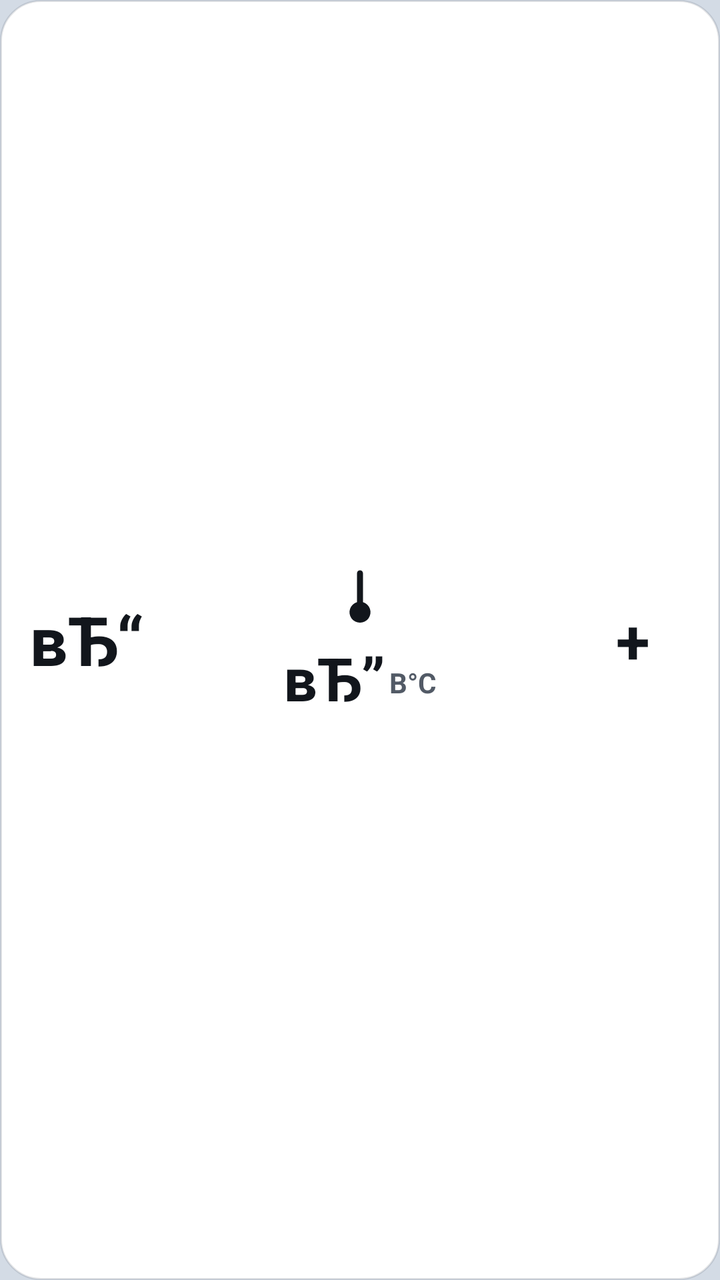
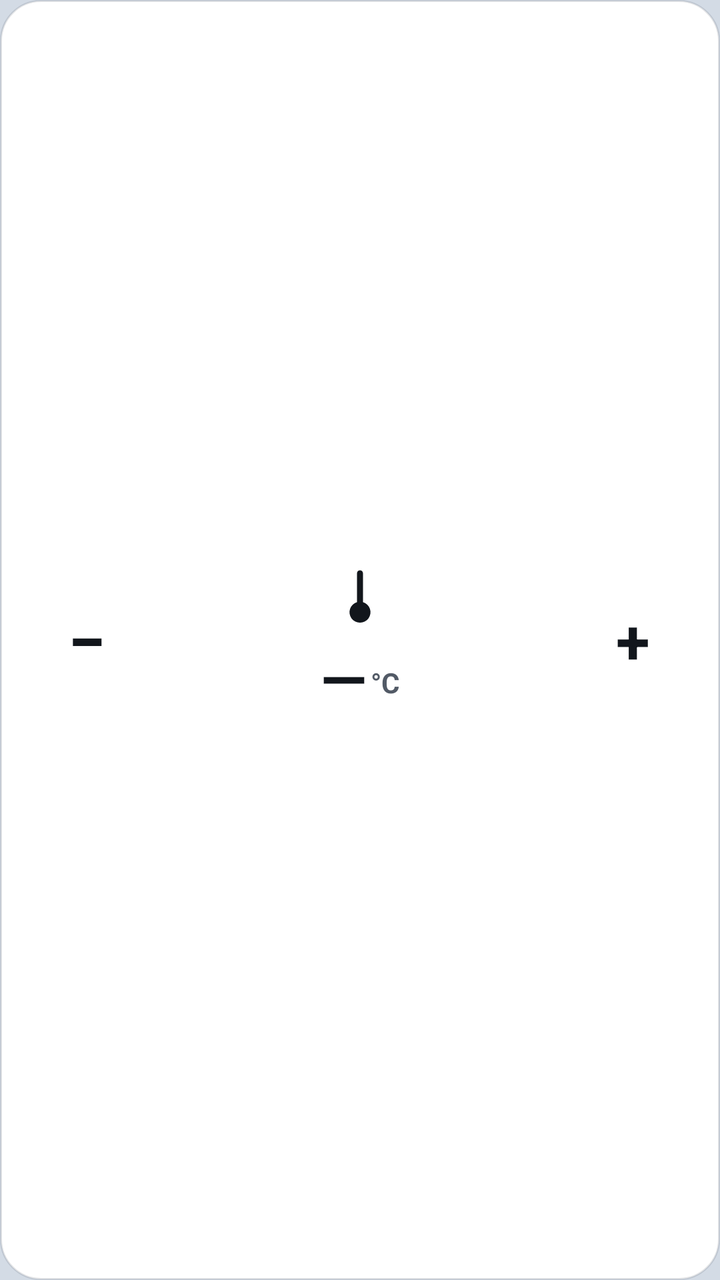

The first picture is an Android layout as it rendered before a commit; the second is the same layout after the commit. The layout source and the unified diff follow.
<!-- AndroidManifest.xml: application theme Theme.EX2ToolsIV -->
<!-- res/layout/widget_temperature.xml -->
<?xml version="1.0" encoding="utf-8"?>
<FrameLayout
    android:id="@+id/widget_root" xmlns:android="http://schemas.android.com/apk/res/android"
    android:layout_width="match_parent"
    android:layout_height="match_parent">
    <TextView
        android:id="@+id/widget_bg_layer"
        android:background="@drawable/widget_card_bg_100"
        android:layout_width="match_parent"
        android:layout_height="match_parent"
        android:text=""/>
    <LinearLayout
        android:gravity="center_vertical"
        android:orientation="horizontal"
        android:padding="10dp"
        android:layout_width="match_parent"
        android:layout_height="match_parent">
        <TextView
            android:textSize="34sp"
            android:textStyle="bold"
            android:textColor="@color/cx_text_primary"
            android:gravity="center"
            android:id="@+id/btn_temp_minus"
            android:background="@drawable/btn_circle"
            android:layout_width="67dp"
            android:layout_height="67dp"
            android:text="вЂ“"/>
        <LinearLayout
            android:gravity="center"
            android:orientation="vertical"
            android:id="@+id/temp_mid_col"
            android:layout_width="0dp"
            android:layout_height="match_parent"
            android:layout_weight="1">
            <ImageView
                android:id="@+id/temp_icon"
                android:layout_width="36dp"
                android:layout_height="36dp"
                android:layout_marginBottom="2dp"
                android:src="@drawable/ic_widget_thermometer"/>
            <LinearLayout
                android:gravity="bottom"
                android:orientation="horizontal"
                android:layout_width="wrap_content"
                android:layout_height="wrap_content">
                <TextView
                    android:textSize="30sp"
                    android:textStyle="bold"
                    android:textColor="@color/cx_text_primary"
                    android:id="@+id/tv_temp_value"
                    android:layout_width="wrap_content"
                    android:layout_height="wrap_content"
                    android:text="вЂ”"/>
                <TextView
                    android:textSize="14sp"
                    android:textStyle="bold"
                    android:textColor="@color/cx_text_secondary"
                    android:id="@+id/tv_temp_unit"
                    android:layout_width="wrap_content"
                    android:layout_height="wrap_content"
                    android:layout_marginBottom="4dp"
                    android:text="В°C"
                    android:layout_marginStart="2dp"/>
            </LinearLayout>
            <TextView
                android:textSize="11sp"
                android:textColor="@color/cx_text_secondary"
                android:id="@+id/tv_temp_label"
                android:visibility="gone"
                android:layout_width="wrap_content"
                android:layout_height="wrap_content"
                android:text="РўРµРјРїРµСЂР°С‚СѓСЂР°"/>
        </LinearLayout>
        <TextView
            android:textSize="31sp"
            android:textStyle="bold"
            android:textColor="@color/cx_text_primary"
            android:gravity="center"
            android:id="@+id/btn_temp_plus"
            android:background="@drawable/btn_circle"
            android:layout_width="67dp"
            android:layout_height="67dp"
            android:text="+"/>
    </LinearLayout>
</FrameLayout>
<!-- resources referenced by this layout -->
<resources>
  <color name="cx_text_primary">#12161C</color>
  <color name="cx_text_secondary">#525A66</color>
  <!-- drawable btn_circle (drawable) -->
  <?xml version="1.0" encoding="utf-8"?>
  <ripple xmlns:android="http://schemas.android.com/apk/res/android" android:color="@color/flyme_fill_a1_3">
      <item>
          <shape android:shape="oval">
              <solid android:color="@color/flyme_fill_a1_2" />
          </shape>
      </item>
  </ripple>
  <!-- drawable ic_widget_thermometer (drawable) -->
  <?xml version="1.0" encoding="utf-8"?>
  <vector xmlns:android="http://schemas.android.com/apk/res/android"
      android:height="24dp"
      android:width="24dp"
      android:viewportWidth="24"
      android:viewportHeight="24">
      <path
          android:fillColor="@color/cx_text_primary"
          android:pathData="M11,4 C11,3.4 11.4,3 12,3 C12.6,3 13,3.4 13,4 L13,13.6 A3.5,3.5 0 1,1 11,13.6 Z"/>
  </vector>
  <!-- drawable widget_card_bg_100 (drawable) -->
  <?xml version="1.0" encoding="utf-8"?>
  <shape xmlns:android="http://schemas.android.com/apk/res/android" android:shape="rectangle">
      <solid android:color="@color/widget_bg_alpha_100"/>
      <corners android:radius="20dp"/>
      <stroke
          android:width="1dp"
          android:color="@color/widget_card_stroke"/>
  </shape>
  <style name="Theme.EX2ToolsIV" parent="Theme.Material3.DayNight.NoActionBar">
          <item name="colorPrimary">@color/flyme_blue</item>
          <item name="colorOnPrimary">@color/flyme_white</item>
          <item name="colorPrimaryContainer">@color/flyme_blue</item>
          <item name="colorOnPrimaryContainer">@color/flyme_white</item>
          <item name="colorSecondary">@color/flyme_blue</item>
          <item name="colorOnSecondary">@color/flyme_white</item>
          <item name="colorSecondaryContainer">@color/flyme_blue</item>
          <item name="colorOnSecondaryContainer">@color/flyme_white</item>
          <item name="colorTertiary">@color/flyme_blue</item>
          <item name="colorSurface">@color/flyme_fill_a1_1</item>
          <item name="colorOnSurface">@color/flyme_label_level1</item>
          <item name="colorSurfaceVariant">@color/flyme_fill_a1_2</item>
          <item name="colorOnSurfaceVariant">@color/flyme_label_level2</item>
          <item name="colorOutline">@color/transparent</item>
          <item name="colorError">@color/flyme_red</item>
          <item name="android:colorBackground">@color/flyme_window_background</item>
          <item name="android:windowBackground">@color/flyme_window_background</item>
          <item name="android:statusBarColor">@android:color/transparent</item>
          <item name="android:navigationBarColor">@android:color/transparent</item>
          <item name="android:windowLightStatusBar">@bool/light_system_bars</item>
          <item name="android:windowLightNavigationBar">@bool/light_system_bars</item>
          <item name="android:fontFamily">sans-serif</item>
      </style>
  <color name="flyme_fill_a1_3">#99FFFFFF</color>
  <color name="flyme_fill_a1_2">#D9FFFFFF</color>
  <color name="widget_bg_alpha_100">#FFFFFFFF</color>
  <color name="widget_card_stroke">#1F1E2530</color>
  <color name="flyme_blue">#1368FB</color>
  <color name="flyme_white">#FFFFFF</color>
  <color name="flyme_fill_a1_1">#F2FFFFFF</color>
  <color name="flyme_label_level1">#E5000000</color>
  <color name="flyme_label_level2">#99000000</color>
  <color name="transparent">#00000000</color>
  <color name="flyme_red">#D21E30</color>
  <color name="flyme_window_background">#D3DBE5</color>
</resources>

<!-- the commit's change to res/layout/widget_temperature.xml (unified diff, before → after) -->
@@ -24,7 +24,7 @@
             android:background="@drawable/btn_circle"
             android:layout_width="67dp"
             android:layout_height="67dp"
-            android:text="вЂ“"/>
+            android:text="−"/>
         <LinearLayout
             android:gravity="center"
             android:orientation="vertical"
@@ -37,7 +37,8 @@
                 android:layout_width="36dp"
                 android:layout_height="36dp"
                 android:layout_marginBottom="2dp"
-                android:src="@drawable/ic_widget_thermometer"/>
+                android:src="@drawable/ic_widget_thermometer"
+                android:tint="@color/cx_text_primary" />
             <LinearLayout
                 android:gravity="bottom"
                 android:orientation="horizontal"
@@ -50,7 +51,7 @@
                     android:id="@+id/tv_temp_value"
                     android:layout_width="wrap_content"
                     android:layout_height="wrap_content"
-                    android:text="вЂ”"/>
+                    android:text="—"/>
                 <TextView
                     android:textSize="14sp"
                     android:textStyle="bold"
@@ -59,7 +60,7 @@
                     android:layout_width="wrap_content"
                     android:layout_height="wrap_content"
                     android:layout_marginBottom="4dp"
-                    android:text="В°C"
+                    android:text="°C"
                     android:layout_marginStart="2dp"/>
             </LinearLayout>
             <TextView
@@ -69,7 +70,7 @@
                 android:visibility="gone"
                 android:layout_width="wrap_content"
                 android:layout_height="wrap_content"
-                android:text="РўРµРјРїРµСЂР°С‚СѓСЂР°"/>
+                android:text="Температура"/>
         </LinearLayout>
         <TextView
             android:textSize="31sp"
